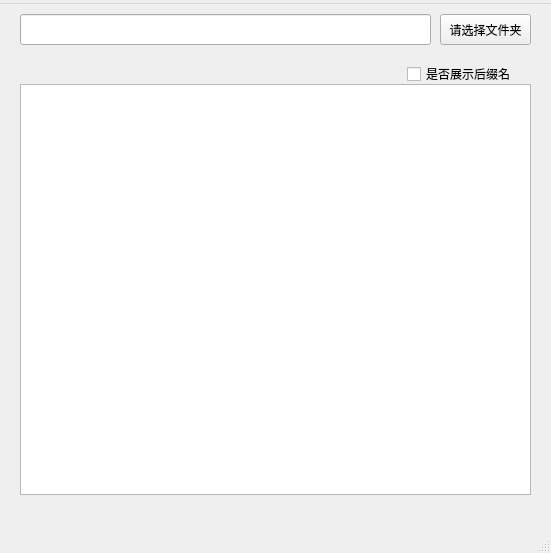
This is mainwindow.ui in intfish123/file-display as Qt 5 draws it before an edit. The edited form follows.
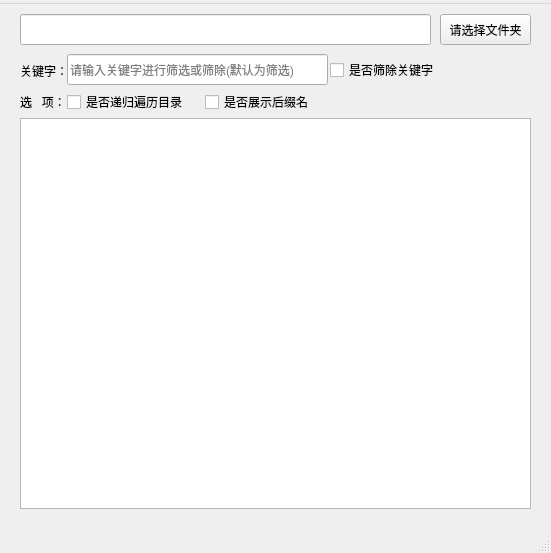
This is the edited form.

Diff of the .ui file:
```diff
--- a/mainwindow.ui
+++ b/mainwindow.ui
@@ -59,17 +59,17 @@
     <property name="geometry">
      <rect>
       <x>20</x>
-      <y>80</y>
+      <y>114</y>
       <width>511</width>
-      <height>411</height>
+      <height>391</height>
      </rect>
     </property>
    </widget>
    <widget class="QCheckBox" name="displaySuffixBtn">
     <property name="geometry">
      <rect>
-      <x>407</x>
-      <y>60</y>
+      <x>205</x>
+      <y>88</y>
       <width>121</width>
       <height>20</height>
      </rect>
@@ -78,6 +78,74 @@
      <string>是否展示后缀名</string>
     </property>
    </widget>
+   <widget class="QLineEdit" name="keyword">
+    <property name="geometry">
+     <rect>
+      <x>67</x>
+      <y>50</y>
+      <width>261</width>
+      <height>31</height>
+     </rect>
+    </property>
+    <property name="text">
+     <string/>
+    </property>
+    <property name="placeholderText">
+     <string>请输入关键字进行筛选或筛除(默认为筛选)</string>
+    </property>
+   </widget>
+   <widget class="QLabel" name="label">
+    <property name="geometry">
+     <rect>
+      <x>20</x>
+      <y>56</y>
+      <width>71</width>
+      <height>21</height>
+     </rect>
+    </property>
+    <property name="text">
+     <string>关键字：</string>
+    </property>
+   </widget>
+   <widget class="QCheckBox" name="isRecursionFolder">
+    <property name="geometry">
+     <rect>
+      <x>67</x>
+      <y>88</y>
+      <width>131</width>
+      <height>20</height>
+     </rect>
+    </property>
+    <property name="text">
+     <string>是否递归遍历目录</string>
+    </property>
+   </widget>
+   <widget class="QCheckBox" name="isScreenOutKeyword">
+    <property name="geometry">
+     <rect>
+      <x>330</x>
+      <y>56</y>
+      <width>121</width>
+      <height>20</height>
+     </rect>
+    </property>
+    <property name="text">
+     <string>是否筛除关键字</string>
+    </property>
+   </widget>
+   <widget class="QLabel" name="label_2">
+    <property name="geometry">
+     <rect>
+      <x>20</x>
+      <y>90</y>
+      <width>58</width>
+      <height>16</height>
+     </rect>
+    </property>
+    <property name="text">
+     <string>选   项：</string>
+    </property>
+   </widget>
   </widget>
   <widget class="QMenuBar" name="menubar">
    <property name="geometry">
```
